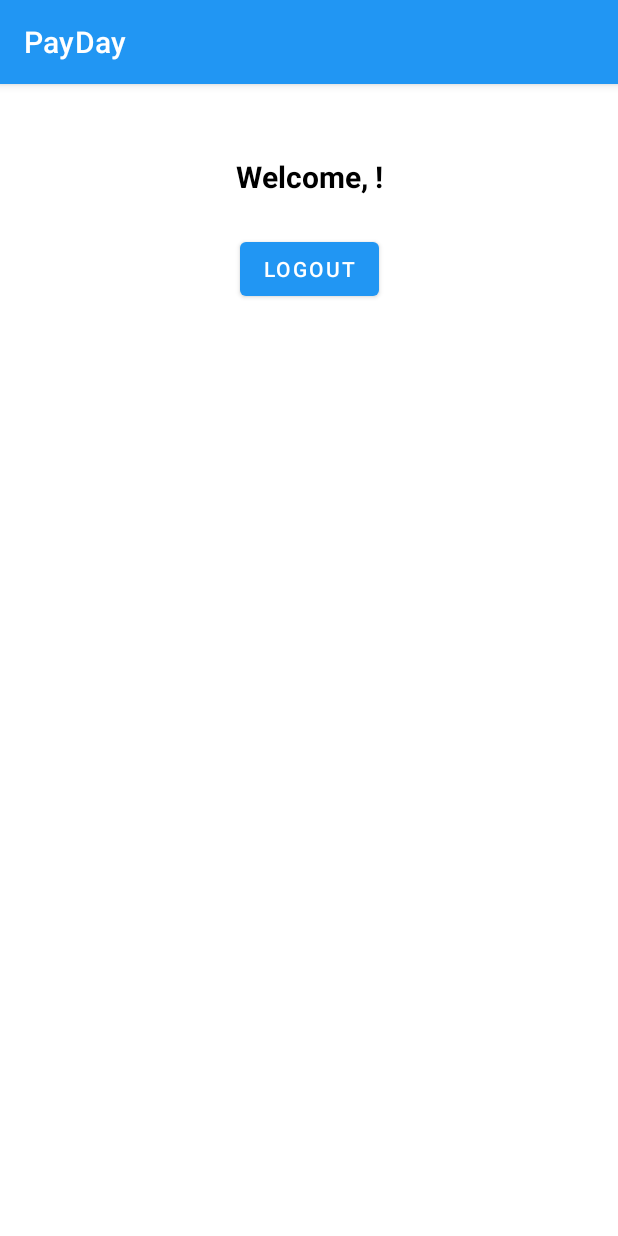
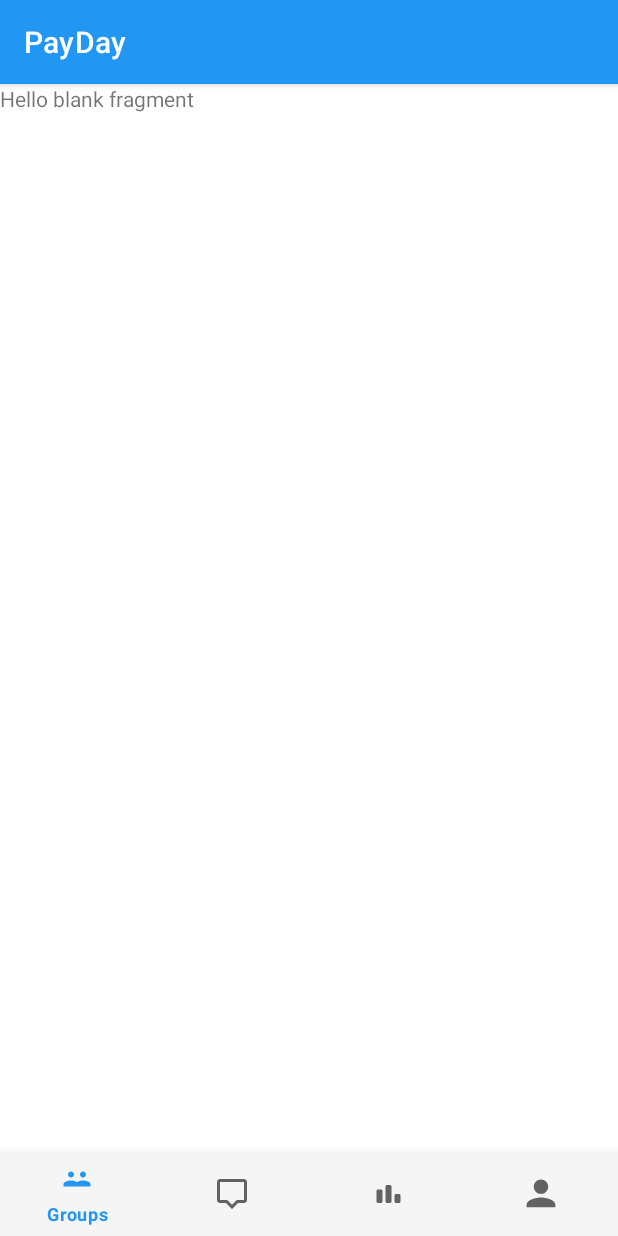
Before and after one commit to mintdunno/Adroid_Dev_ASM_3, an Android app: the screen it shows after launch once a user with an empty profile is signed in (MainActivity), on a phone screen of 412 x 824 dp. Run offline under Robolectric (Android 15) with nearby library versions, the phone set to English and light mode, and no system bars; our stand-ins replace Firebase (no records; nobody signed in at launch, a user with empty details on screens opened directly).

Commit message:
update main activity

```diff
--- a/app/src/main/java/com/minh/payday/ui/MainActivity.java
+++ b/app/src/main/java/com/minh/payday/ui/MainActivity.java
@@ -1,43 +1,56 @@
 package com.minh.payday.ui;
 
-import android.content.Intent;
 import android.os.Bundle;
-import android.widget.Button;
-import android.widget.TextView;
+import androidx.appcompat.app.AppCompatActivity;
+import androidx.fragment.app.Fragment;
 
-import androidx.annotation.Nullable;
-import androidx.appcompat.app.AppCompatActivity;
-
-import com.google.firebase.auth.FirebaseAuth;
+import com.google.android.material.bottomnavigation.BottomNavigationView;
 import com.minh.payday.R;
-import com.minh.payday.ui.auth.LoginActivity;
+import com.minh.payday.ui.chat.ChatFragment;
+import com.minh.payday.ui.groups.GroupsFragment;
+import com.minh.payday.ui.insight.InsightFragment;
+import com.minh.payday.ui.profile.ProfileFragment;
 
 public class MainActivity extends AppCompatActivity {
 
-    private TextView textWelcome;
-    private Button buttonLogout;
+    private BottomNavigationView bottomNavView;
 
     @Override
-    protected void onCreate(@Nullable Bundle savedInstanceState) {
+    protected void onCreate(Bundle savedInstanceState) {
         super.onCreate(savedInstanceState);
-        setContentView(R.layout.activity_main);  // <-- The layout "view" for MainActivity
+        setContentView(R.layout.activity_main);
 
-        // Find views
-        textWelcome = findViewById(R.id.textWelcomeMain);
-        buttonLogout = findViewById(R.id.buttonLogout);
+        bottomNavView = findViewById(R.id.bottomNavView);
 
-        // Optionally, display the current user’s email or name
-        if (FirebaseAuth.getInstance().getCurrentUser() != null) {
-            String userEmail = FirebaseAuth.getInstance().getCurrentUser().getEmail();
-            textWelcome.setText(getString(R.string.main_welcome_user, userEmail));
+        // Load default fragment (Groups, for instance)
+        if (savedInstanceState == null) {
+            getSupportFragmentManager().beginTransaction()
+                    .replace(R.id.containerMain, new GroupsFragment())
+                    .commit();
         }
 
-        // Handle logout
-        buttonLogout.setOnClickListener(v -> {
-            FirebaseAuth.getInstance().signOut();
-            // After signOut, go back to Login
-            startActivity(new Intent(MainActivity.this, LoginActivity.class));
-            finish();
+        // Handle item selection with if-else blocks instead of switch/case
+        bottomNavView.setOnItemSelectedListener(item -> {
+            Fragment selectedFragment = null;
+            int itemId = item.getItemId();
+
+            if (itemId == R.id.nav_groups) {
+                selectedFragment = new GroupsFragment();
+            } else if (itemId == R.id.nav_chat) {
+                selectedFragment = new ChatFragment();
+            } else if (itemId == R.id.nav_insight) {
+                selectedFragment = new InsightFragment();
+            } else if (itemId == R.id.nav_profile) {
+                selectedFragment = new ProfileFragment();
+            }
+
+            if (selectedFragment != null) {
+                getSupportFragmentManager().beginTransaction()
+                        .replace(R.id.containerMain, selectedFragment)
+                        .commit();
+                return true; // indicates handled
+            }
+            return false;
         });
     }
 }
--- /dev/null
+++ b/app/src/main/java/com/minh/payday/ui/groups/GroupsFragment.java
@@ -0,0 +1,66 @@
+package com.minh.payday.ui.groups;
+
+import android.os.Bundle;
+
+import androidx.fragment.app.Fragment;
+
+import android.view.LayoutInflater;
+import android.view.View;
+import android.view.ViewGroup;
+
+import com.minh.payday.R;
+
+/**
+ * A simple {@link Fragment} subclass.
+ * Use the {@link GroupsFragment#newInstance} factory method to
+ * create an instance of this fragment.
+ */
+public class GroupsFragment extends Fragment {
+
+    // TODO: Rename parameter arguments, choose names that match
+    // the fragment initialization parameters, e.g. ARG_ITEM_NUMBER
+    private static final String ARG_PARAM1 = "param1";
+    private static final String ARG_PARAM2 = "param2";
+
+    // TODO: Rename and change types of parameters
+    private String mParam1;
+    private String mParam2;
+
+    public GroupsFragment() {
+        // Required empty public constructor
+    }
+
+    /**
+     * Use this factory method to create a new instance of
+     * this fragment using the provided parameters.
+     *
+     * @param param1 Parameter 1.
+     * @param param2 Parameter 2.
+     * @return A new instance of fragment GroupsFragment.
+     */
+    // TODO: Rename and change types and number of parameters
+    public static GroupsFragment newInstance(String param1, String param2) {
+        GroupsFragment fragment = new GroupsFragment();
+        Bundle args = new Bundle();
+        args.putString(ARG_PARAM1, param1);
+        args.putString(ARG_PARAM2, param2);
+        fragment.setArguments(args);
+        return fragment;
+    }
+
+    @Override
+    public void onCreate(Bundle savedInstanceState) {
+        super.onCreate(savedInstanceState);
+        if (getArguments() != null) {
+            mParam1 = getArguments().getString(ARG_PARAM1);
+            mParam2 = getArguments().getString(ARG_PARAM2);
+        }
+    }
+
+    @Override
+    public View onCreateView(LayoutInflater inflater, ViewGroup container,
+                             Bundle savedInstanceState) {
+        // Inflate the layout for this fragment
+        return inflater.inflate(R.layout.fragment_groups, container, false);
+    }
+}
--- /dev/null
+++ b/app/src/main/res/drawable/ic_chat.xml
@@ -0,0 +1,13 @@
+<?xml version="1.0" encoding="utf-8"?>
+<vector
+    xmlns:android="http://schemas.android.com/apk/res/android"
+    android:width="24dp"
+    android:height="24dp"
+    android:viewportWidth="24"
+    android:viewportHeight="24">
+
+    <!-- A speech bubble/chat bubble icon -->
+    <path
+        android:fillColor="@android:color/black"
+        android:pathData="M4,2h16c1.1,0 2,0.9 2,2v12c0,1.1 -0.9,2 -2,2h-4l-4,4 -4,-4h-4c-1.1,0 -2,-0.9 -2,-2v-12c0,-1.1 0.9,-2 2,-2zM4,4v12h4.83l3.17,3.17l3.17,-3.17h4.83v-12h-16z"/>
+</vector>
--- /dev/null
+++ b/app/src/main/res/drawable/ic_groups.xml
@@ -0,0 +1,13 @@
+<?xml version="1.0" encoding="utf-8"?>
+<vector
+    xmlns:android="http://schemas.android.com/apk/res/android"
+    android:width="24dp"
+    android:height="24dp"
+    android:viewportWidth="24"
+    android:viewportHeight="24">
+
+    <!-- A "group" or "people" style icon -->
+    <path
+        android:fillColor="@android:color/black"
+        android:pathData="M16,11c1.7,0 5,0.8 5,2.5v1.5h-10v-1.5c0-1.7 3.3-2.5 5-2.5zM16,9c1.1,0 2,-0.9 2,-2s-0.9,-2 -2,-2 -2,0.9 -2,2 0.9,2 2,2zM8,11c1.7,0 5,0.8 5,2.5v1.5H3v-1.5C3,11.8 6.3,11 8,11zM8,9c1.1,0 2,-0.9 2,-2s-0.9,-2 -2,-2 -2,0.9 -2,2 0.9,2 2,2z"/>
+</vector>
--- /dev/null
+++ b/app/src/main/res/drawable/ic_insight.xml
@@ -0,0 +1,13 @@
+<?xml version="1.0" encoding="utf-8"?>
+<vector
+    xmlns:android="http://schemas.android.com/apk/res/android"
+    android:width="24dp"
+    android:height="24dp"
+    android:viewportWidth="24"
+    android:viewportHeight="24">
+
+    <!-- A "chart" or "insights" style icon (bar chart) -->
+    <path
+        android:fillColor="@android:color/black"
+        android:pathData="M9,17c0,0.55 -0.45,1 -1,1h-2c-0.55,0 -1,-0.45 -1,-1v-7c0,-0.55 0.45,-1 1,-1h2c0.55,0 1,0.45 1,1v7zM15,17c0,0.55 -0.45,1 -1,1h-2c-0.55,0 -1,-0.45 -1,-1v-10c0,-0.55 0.45,-1 1,-1h2c0.55,0 1,0.45 1,1v10zM21,17c0,0.55 -0.45,1 -1,1h-2c-0.55,0 -1,-0.45 -1,-1v-4c0,-0.55 0.45,-1 1,-1h2c0.55,0 1,0.45 1,1v4z"/>
+</vector>
--- /dev/null
+++ b/app/src/main/res/drawable/ic_profile.xml
@@ -0,0 +1,13 @@
+<?xml version="1.0" encoding="utf-8"?>
+<vector
+    xmlns:android="http://schemas.android.com/apk/res/android"
+    android:width="24dp"
+    android:height="24dp"
+    android:viewportWidth="24"
+    android:viewportHeight="24">
+
+    <!-- A person/user silhouette icon -->
+    <path
+        android:fillColor="@android:color/black"
+        android:pathData="M12,12c2.7,0 4.8,-2.1 4.8,-4.8s-2.1,-4.8 -4.8,-4.8 -4.8,2.1 -4.8,4.8 2.1,4.8 4.8,4.8zM12,14.4c-3.2,0 -9.6,1.6 -9.6,4.8v1.6h19.2v-1.6c0,-3.2 -6.4,-4.8 -9.6,-4.8z"/>
+</vector>
--- a/app/src/main/res/layout/activity_main.xml
+++ b/app/src/main/res/layout/activity_main.xml
@@ -1,38 +1,41 @@
 <?xml version="1.0" encoding="utf-8"?>
-<androidx.constraintlayout.widget.ConstraintLayout
+<androidx.coordinatorlayout.widget.CoordinatorLayout
     xmlns:android="http://schemas.android.com/apk/res/android"
     xmlns:app="http://schemas.android.com/apk/res-auto"
     xmlns:tools="http://schemas.android.com/tools"
-    android:id="@+id/mainContainer"
+    android:id="@+id/mainCoordinator"
     android:layout_width="match_parent"
     android:layout_height="match_parent"
     android:background="?attr/colorBackground"
-    tools:context=".ui.MainActivity">
+    tools:context=".ui.MainActivity"
+    tools:ignore="ExtraText">
 
-    <!-- Welcome Text -->
-    <TextView
-        android:id="@+id/textWelcomeMain"
-        android:layout_width="wrap_content"
-        android:layout_height="wrap_content"
-        android:text="@string/main_welcome"
-        android:textSize="20sp"
-        android:textColor="?attr/colorOnBackground"
-        android:textStyle="bold"
-        app:layout_constraintTop_toTopOf="parent"
-        app:layout_constraintBottom_toTopOf="@+id/buttonLogout"
-        app:layout_constraintStart_toStartOf="parent"
-        app:layout_constraintEnd_toEndOf="parent"
-        android:layout_marginTop="48dp"/>
+    <!-- The container where we load fragments -->
+    <FrameLayout
+        android:id="@+id/containerMain"
+        android:layout_width="match_parent"
+        android:layout_height="match_parent"
+        android:layout_marginBottom="56dp" />
 
-    <!-- Logout Button -->
-    <Button
-        android:id="@+id/buttonLogout"
-        android:layout_width="wrap_content"
-        android:layout_height="wrap_content"
-        android:text="@string/logout"
-        android:layout_marginTop="24dp"
-        app:layout_constraintTop_toBottomOf="@id/textWelcomeMain"
-        app:layout_constraintStart_toStartOf="parent"
-        app:layout_constraintEnd_toEndOf="parent"/>
+    <!-- Bottom Nav -->
+    <com.google.android.material.bottomnavigation.BottomNavigationView
+        android:id="@+id/bottomNavView"
+        android:layout_width="match_parent"
+        android:layout_height="56dp"
+        android:layout_gravity="bottom"
+        android:background="?attr/colorSurface"
 
-</androidx.constraintlayout.widget.ConstraintLayout>
+        app:menu="@menu/menu_bottom_nav">
+
+    </com.google.android.material.bottomnavigation.BottomNavigationView>
+
+    <!-- For ripple effect on click -->
+    app:itemRippleColor="@color/nav_item_ripple"
+
+    <!-- Use the color selector for icons and text -->
+    app:itemIconTint="@drawable/nav_item_color_state"
+    app:itemTextColor="@drawable/nav_item_color_state"
+
+    app:labelVisibilityMode="labeled" />
+
+</androidx.coordinatorlayout.widget.CoordinatorLayout>
--- /dev/null
+++ b/app/src/main/res/layout/fragment_groups.xml
@@ -0,0 +1,14 @@
+<?xml version="1.0" encoding="utf-8"?>
+<FrameLayout xmlns:android="http://schemas.android.com/apk/res/android"
+    xmlns:tools="http://schemas.android.com/tools"
+    android:layout_width="match_parent"
+    android:layout_height="match_parent"
+    tools:context=".ui.groups.GroupsFragment">
+
+    <!-- TODO: Update blank fragment layout -->
+    <TextView
+        android:layout_width="match_parent"
+        android:layout_height="match_parent"
+        android:text="@string/hello_blank_fragment" />
+
+</FrameLayout>
--- /dev/null
+++ b/app/src/main/res/menu/menu_bottom_nav.xml
@@ -0,0 +1,24 @@
+<?xml version="1.0" encoding="utf-8"?>
+<menu xmlns:android="http://schemas.android.com/apk/res/android">
+
+    <item
+        android:id="@+id/nav_groups"
+        android:icon="@drawable/ic_groups"
+    android:title="@string/nav_groups" />
+
+    <item
+        android:id="@+id/nav_chat"
+        android:icon="@drawable/ic_chat"
+    android:title="@string/nav_chat" />
+
+    <item
+        android:id="@+id/nav_insight"
+        android:icon="@drawable/ic_insight"
+    android:title="@string/nav_insight" />
+
+    <item
+        android:id="@+id/nav_profile"
+        android:icon="@drawable/ic_profile"
+    android:title="@string/nav_profile" />
+
+</menu>
--- a/app/src/main/res/values/colors.xml
+++ b/app/src/main/res/values/colors.xml
@@ -20,5 +20,6 @@
 
     <color name="pressed_blue">#0D47A1</color>          <!-- Blue 900 for pressed state -->
     <color name="light_grey_divider">#FFE0E0E0</color>
+    <color name="nav_item_ripple">#1F2196F3</color>
 
 </resources>
--- a/app/src/main/res/values/strings.xml
+++ b/app/src/main/res/values/strings.xml
@@ -33,5 +33,13 @@
     <string name="main_welcome_user">Welcome, %1$s!</string>
     <string name="logout">Logout</string>
     <string name="main_welcome">Welcome Home</string>
+    <!-- Bottom Navbar    -->
+    <string name="nav_groups">Groups</string>
+    <string name="nav_chat">Chat</string>
+    <string name="nav_insight">Insight</string>
+    <string name="nav_profile">Profile</string>
+
+    <!-- ABC    -->
+    <string name="hello_blank_fragment">Hello blank fragment</string>
 
 </resources>
```
Also changed, not shown: app/src/main/java/com/minh/payday/ui/chat/ChatFragment.java (added, +66 -0 lines), app/src/main/java/com/minh/payday/ui/insight/InsightFragment.java (added, +66 -0 lines), app/src/main/java/com/minh/payday/ui/profile/ProfileFragment.java (added, +66 -0 lines), app/src/main/res/layout/fragment_chat.xml (added, +14 -0 lines), app/src/main/res/layout/fragment_insight.xml (added, +14 -0 lines), app/src/main/res/layout/fragment_profile.xml (added, +14 -0 lines), app/src/main/res/menu/nav_item_color_state.xml (added, +14 -0 lines).
